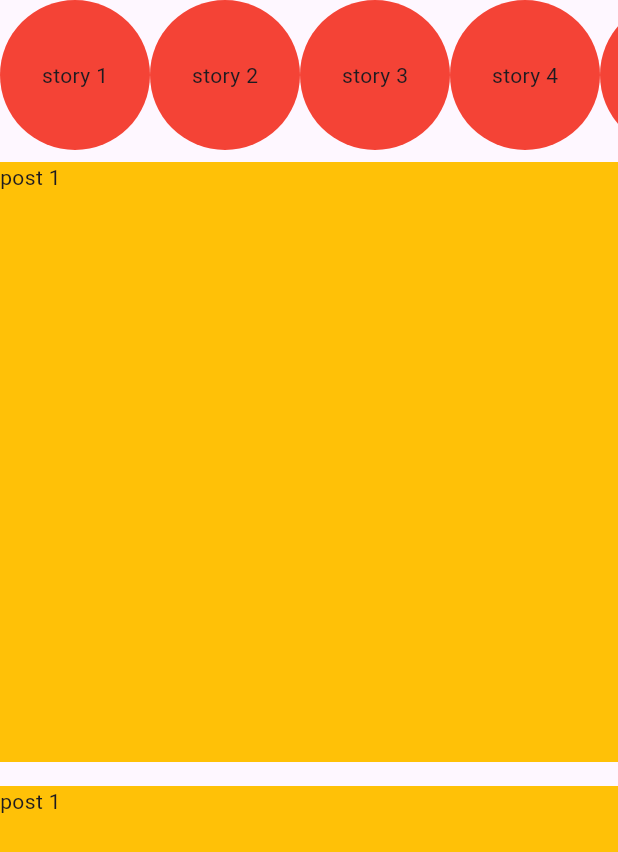
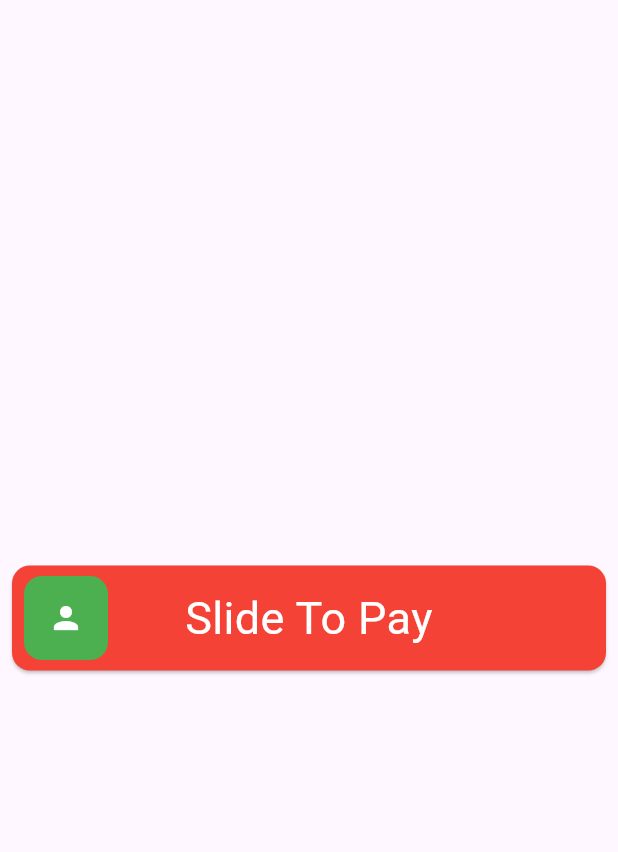
Before and after one commit to guledabdilatif/flutter_widgets, a Flutter app: the screen it shows after launch, on a phone screen of 412 x 824 dp. Shown: the top 852 px of the screen. Run offline on Flutter 3.47's test engine with Material 3 defaults, Android fonts, the phone set to English and light mode, and no system bars; drawn by our look-alikes of slide_to_act; our stand-ins replace flutter_slidable.

Commit message:
slideable_widget, slide_to_act_widget

```diff
--- a/lib/main.dart
+++ b/lib/main.dart
@@ -2,7 +2,9 @@ import 'package:flutter/material.dart';
 import 'package:flutter_widgets/DatePicker.dart';
 import 'package:flutter_widgets/ListViewBuilder.dart';
 import 'package:flutter_widgets/TimePickerWidget.dart';
+import 'package:flutter_widgets/slideable_widget.dart';
 import 'package:flutter_widgets/slider_widget.dart';
+import 'package:flutter_widgets/slideto_widget.dart';
 // import 'package:flutter_widgets/PageViewWidget.dart';
 // import 'package:flutter_widgets/stackWidget.dart';
 // import 'package:flutter_widgets/AnimatedContainerWidget.dart';
@@ -32,7 +34,7 @@ class MyApp extends StatelessWidget {
     return MaterialApp(
       debugShowCheckedModeBanner: false,
       // theme: ThemeData(primaryColor: Colors.red),
-      home: Listviewbuilder(),
+      home: SlidetoWidget(),
     );
   }
 }
--- /dev/null
+++ b/lib/slideto_widget.dart
@@ -0,0 +1,36 @@
+import 'package:flutter/material.dart';
+import 'package:slide_to_act/slide_to_act.dart';
+
+class SlidetoWidget extends StatefulWidget {
+  const SlidetoWidget({super.key});
+
+  @override
+  State<SlidetoWidget> createState() => _SlidetoWidgetState();
+}
+
+class _SlidetoWidgetState extends State<SlidetoWidget> {
+  @override
+  Widget build(BuildContext context) {
+    return Scaffold(
+      body: Center(
+        child: Padding(
+          padding: const EdgeInsets.all(8.0),
+          child: SlideAction(
+            borderRadius: 12,
+            elevation: 1,
+            innerColor: Colors.green,
+            // textColor: Colors.white,
+            outerColor: Colors.red,
+            sliderButtonIcon: Icon(Icons.person, color: Colors.white),
+            text: 'Slide To Pay',
+            textStyle: TextStyle(fontSize: 30, color: Colors.white),
+            sliderRotate: false,
+            onSubmit: () {
+              //do something
+            },
+          ),
+        ),
+      ),
+    );
+  }
+}
--- a/pubspec.yaml
+++ b/pubspec.yaml
@@ -45,6 +45,8 @@ dev_dependencies:
   # package. See that file for information about deactivating specific lint
   # rules and activating additional ones.
   flutter_lints: ^5.0.0
+  flutter_slidable: 4.0.0
+  slide_to_act: ^2.0.2
 
 # For information on the generic Dart part of this file, see the
 # following page: https://dart.dev/tools/pub/pubspec
```
Also changed, not shown: lib/slideable_widget.dart (added, +56 -0 lines), pubspec.lock.
